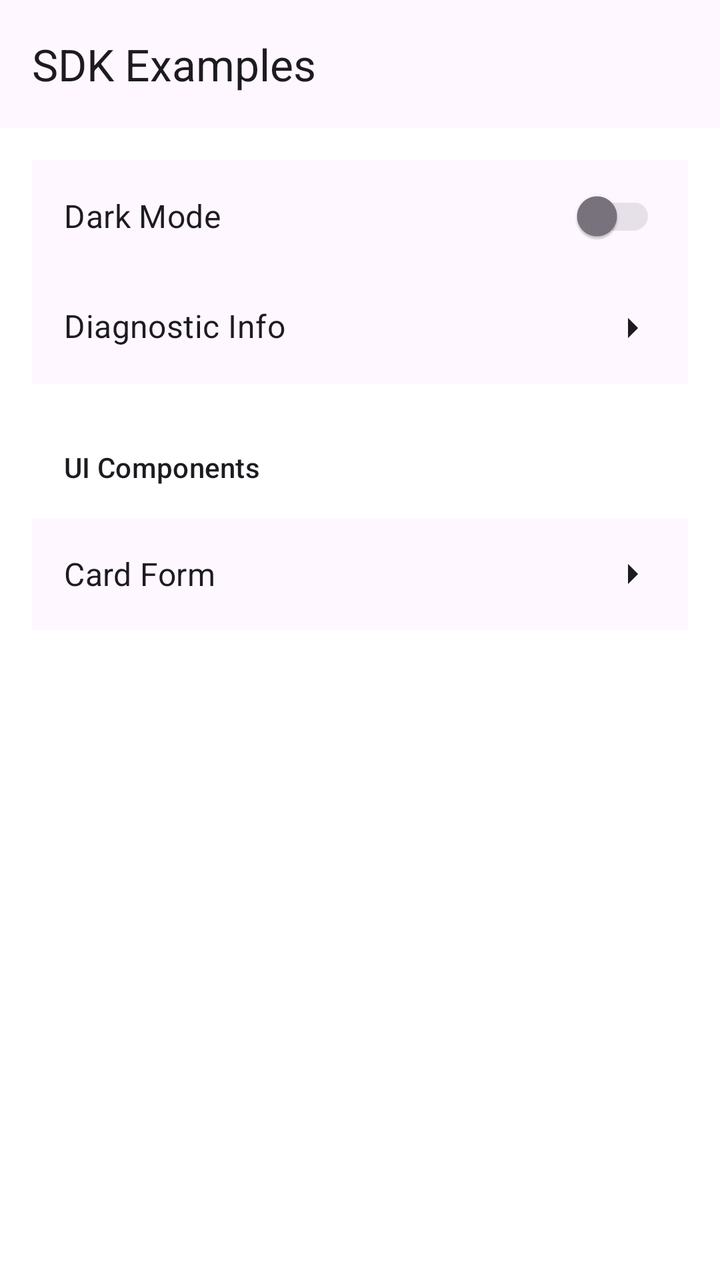
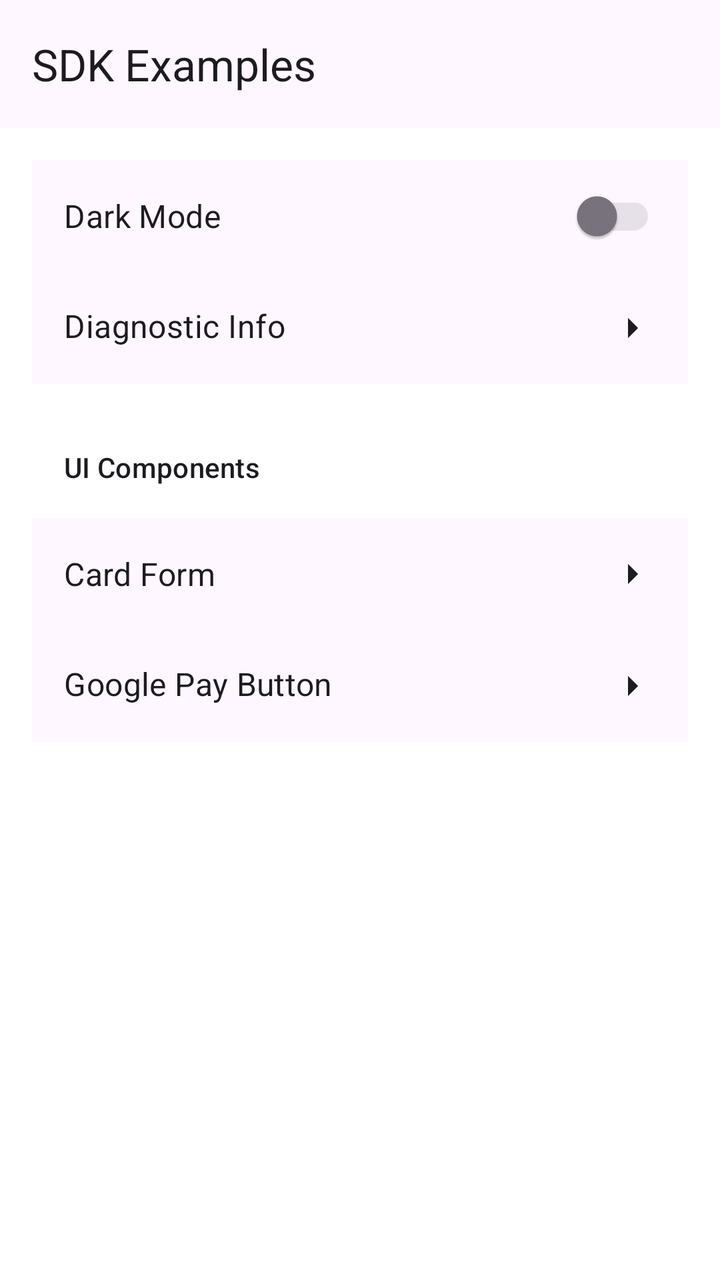

Before-and-after screenshots of an Android layout around one commit, followed by the original layout XML and the change that was made.
<!-- AndroidManifest.xml: application theme AppTheme -->
<!-- res/layout/fragment_home.xml -->
<?xml version="1.0" encoding="utf-8"?>
<LinearLayout xmlns:android="http://schemas.android.com/apk/res/android"
		xmlns:app="http://schemas.android.com/apk/res-auto"
		android:layout_width="match_parent"
		android:layout_height="match_parent"
		android:background="@color/colorBackground"
		android:orientation="vertical"
		>

	<com.google.android.material.appbar.MaterialToolbar
			android:id="@+id/topAppBar"
			android:layout_width="match_parent"
			android:layout_height="?attr/actionBarSize"
			android:background="@color/colorPrimaryVariant"
			app:title="@string/sdk_ui_title"
			app:titleTextColor="@color/colorOnSurface"
			/>

	
	<ScrollView
			android:layout_width="match_parent"
			android:layout_height="0dp"
			android:layout_weight="1"
			app:layout_behavior="@string/appbar_scrolling_view_behavior"
			>

		<LinearLayout
				android:layout_width="match_parent"
				android:layout_height="wrap_content"
				android:orientation="vertical"
				android:padding="@dimen/margin_2x"
				>
			<LinearLayout
					android:layout_width="match_parent"
					android:layout_height="wrap_content"
					android:background="@color/colorOnSurfaceVariant"
					android:gravity="center_vertical"
					android:orientation="horizontal"
					android:paddingHorizontal="@dimen/margin_2x"
					android:paddingVertical="@dimen/margin_0x5"
					>

				<com.google.android.material.textview.MaterialTextView
						android:id="@+id/textDarkModeLabel"
						android:layout_width="0dp"
						android:layout_height="wrap_content"
						android:layout_weight="1"
						android:text="@string/dark_mode_title"
						android:textColor="@color/colorOnSurface"
						style="@style/TextAppearance.MaterialComponents.Subtitle1"
						/>

				<com.google.android.material.switchmaterial.SwitchMaterial
						android:id="@+id/switchDarkMode"
						android:layout_width="wrap_content"
						android:layout_height="wrap_content"
						/>
			</LinearLayout>

			
			<LinearLayout
				android:id="@+id/rowDiagnosticInfo"
				android:layout_width="match_parent"
				android:layout_height="wrap_content"
				android:background="@color/colorOnSurfaceVariant"
				android:clickable="true"
				android:focusable="true"
				android:foreground="?attr/selectableItemBackground"
				android:orientation="horizontal"
				android:padding="@dimen/margin_2x"
				>

				<com.google.android.material.textview.MaterialTextView
					android:id="@+id/textDiagnosticInfo"
					android:layout_width="0dp"
					android:layout_height="wrap_content"
					android:layout_weight="1"
					android:textColor="@color/colorOnSurface"
					android:text="@string/diagnostic_info_title"
					style="@style/TextAppearance.MaterialComponents.Subtitle1"
					/>

				<ImageView
					android:id="@+id/iconDiagnosticInfo"
					android:layout_width="wrap_content"
					android:layout_height="wrap_content"
					app:tint="@color/colorOnSurface"
					android:importantForAccessibility="no"
					android:src="@drawable/arrow_right"
					/>
			</LinearLayout>
			<com.google.android.material.textview.MaterialTextView
					android:id="@+id/textUIComponents"
					android:layout_width="wrap_content"
					android:layout_height="wrap_content"
					android:layout_marginTop="@dimen/margin_2x"
					android:padding="@dimen/margin_2x"
					android:text="@string/ui_components_title"
					android:textColor="@color/colorOnBackground"
					style="@style/TextAppearance.MaterialComponents.Subtitle2"
					/>

			<LinearLayout
					android:id="@+id/rowCardForm"
					android:layout_width="match_parent"
					android:layout_height="wrap_content"
					android:background="@color/colorOnSurfaceVariant"
					android:clickable="true"
					android:focusable="true"
					android:foreground="?attr/selectableItemBackground"
					android:gravity="center_vertical"
					android:orientation="horizontal"
					android:padding="@dimen/margin_2x"
					>

				<com.google.android.material.textview.MaterialTextView
						android:id="@+id/textCardForm"
						android:layout_width="0dp"
						android:layout_height="wrap_content"
						android:layout_weight="1"
						android:text="@string/card_form_title"
						android:textColor="@color/colorOnSurface"
						style="@style/TextAppearance.MaterialComponents.Subtitle1"
						/>

				<ImageView
						android:id="@+id/iconChevronCard"
						android:layout_width="wrap_content"
						android:layout_height="wrap_content"
						android:layout_marginStart="@dimen/margin_2x"
						android:importantForAccessibility="no"
						app:tint="@color/colorOnSurface"
						android:src="@drawable/arrow_right"
						/>
			</LinearLayout>

			
			<LinearLayout
					android:id="@+id/rowGooglePay"
					android:layout_width="match_parent"
					android:layout_height="wrap_content"
					android:background="@color/colorOnSurfaceVariant"
					android:clickable="true"
					android:focusable="true"
					android:visibility="gone"
					android:foreground="?attr/selectableItemBackground"
					android:orientation="horizontal"
					android:padding="@dimen/margin_2x"
					>

				<com.google.android.material.textview.MaterialTextView
						android:id="@+id/textGooglePayButton"
						android:layout_width="0dp"
						android:layout_height="wrap_content"
						android:layout_weight="1"
						android:textColor="@color/colorOnSurface"
						android:text="@string/google_pay_button_title"
						style="@style/TextAppearance.MaterialComponents.Subtitle1"
						/>

				<ImageView
						android:id="@+id/iconChevronGooglePay"
						android:layout_width="wrap_content"
						android:layout_height="wrap_content"
						app:tint="@color/colorOnSurface"
						android:importantForAccessibility="no"
						android:src="@drawable/arrow_right"
						/>
			</LinearLayout>

		</LinearLayout>
	</ScrollView>
</LinearLayout>
<!-- resources referenced by this layout -->
<resources>
  <color name="colorBackground">#FFFFFF</color>
  <color name="colorOnBackground">#1D1B20</color>
  <color name="colorOnSurface">#1D1B20</color>
  <color name="colorOnSurfaceVariant">#FEF7FF</color>
  <color name="colorPrimaryVariant">#FEF7FF</color>
  <dimen name="margin_0x5">4dp</dimen>
  <dimen name="margin_2x">16dp</dimen>
  <!-- drawable arrow_right (drawable) -->
  <vector xmlns:android="http://schemas.android.com/apk/res/android"
      android:width="24dp"
      android:height="24dp"
      android:viewportWidth="24"
      android:viewportHeight="24">
    <path
        android:pathData="M10,17V7L15,12L10,17Z"
        android:fillColor="#FEF7FF"/>
  </vector>
  <string name="card_form_title">Card Form</string>
  <string name="dark_mode_title" translatable="false">Dark Mode</string>
  <string name="diagnostic_info_title">Diagnostic Info</string>
  <string name="google_pay_button_title">Google Pay Button</string>
  <string name="sdk_ui_title" translatable="false">SDK Examples</string>
  <string name="ui_components_title">UI Components</string>
  <style name="AppTheme" parent="Theme.Material3.DayNight.NoActionBar">
  		
  		<item name="colorPrimary">@color/colorPrimary</item>
  		<item name="colorOnPrimary">@color/colorOnPrimary</item>
  
  		
  		<item name="colorSecondary">@color/colorSecondary</item>
  		<item name="colorOnSecondary">@color/colorOnSecondary</item>
  
  		
  		<item name="android:colorBackground">@color/colorBackground</item>
  		<item name="colorOnBackground">@color/colorOnBackground</item>
  		<item name="colorSurface">@color/colorSurface</item>
  		<item name="colorOnSurface">@color/colorOutline</item>
  
  		
  		<item name="android:statusBarColor">@color/colorPrimaryVariant</item>
  		<item name="android:navigationBarColor">@color/colorPrimaryVariant</item>
  
  		<item name="colorOutline">@color/colorOutlineVariant</item>
  
  		<item name="android:windowLightStatusBar" tools:targetApi="m">true</item>
  	</style>
  <color name="colorPrimary">#65558F</color>
  <color name="colorOnPrimary">#FFFFFF</color>
  <color name="colorSecondary">#03DAC6</color>
  <color name="colorOnSecondary">#000000</color>
  <color name="colorSurface">#FFFFFF</color>
  <color name="colorOutline">#79747E</color>
  <color name="colorOutlineVariant">#E6E0E9</color>
</resources>

<!-- the commit's change to res/layout/fragment_home.xml (unified diff, before → after) -->
@@ -142,7 +142,6 @@
 					android:background="@color/colorOnSurfaceVariant"
 					android:clickable="true"
 					android:focusable="true"
-					android:visibility="gone"
 					android:foreground="?attr/selectableItemBackground"
 					android:orientation="horizontal"
 					android:padding="@dimen/margin_2x"
